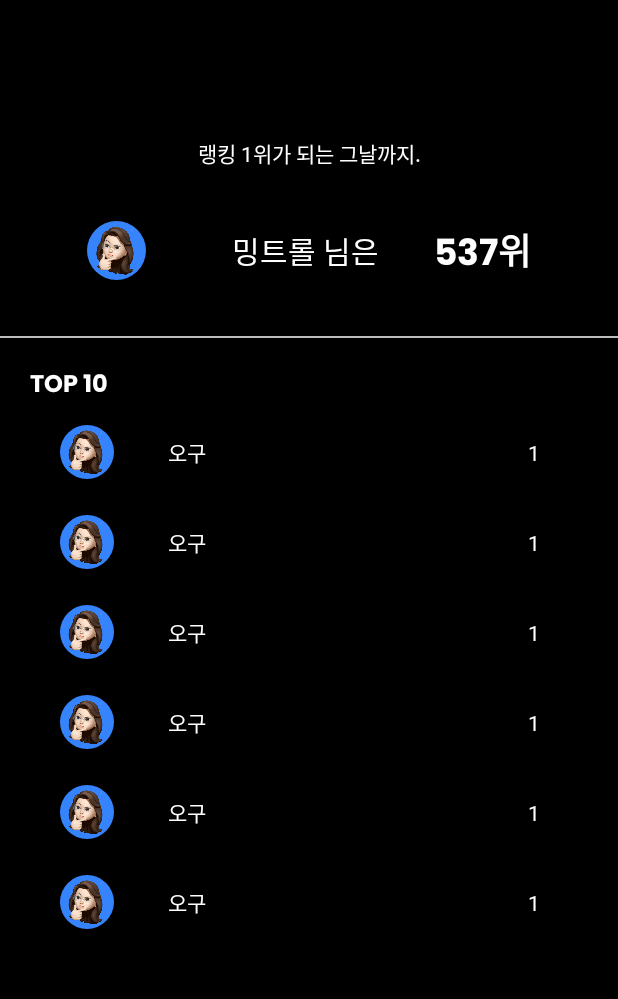
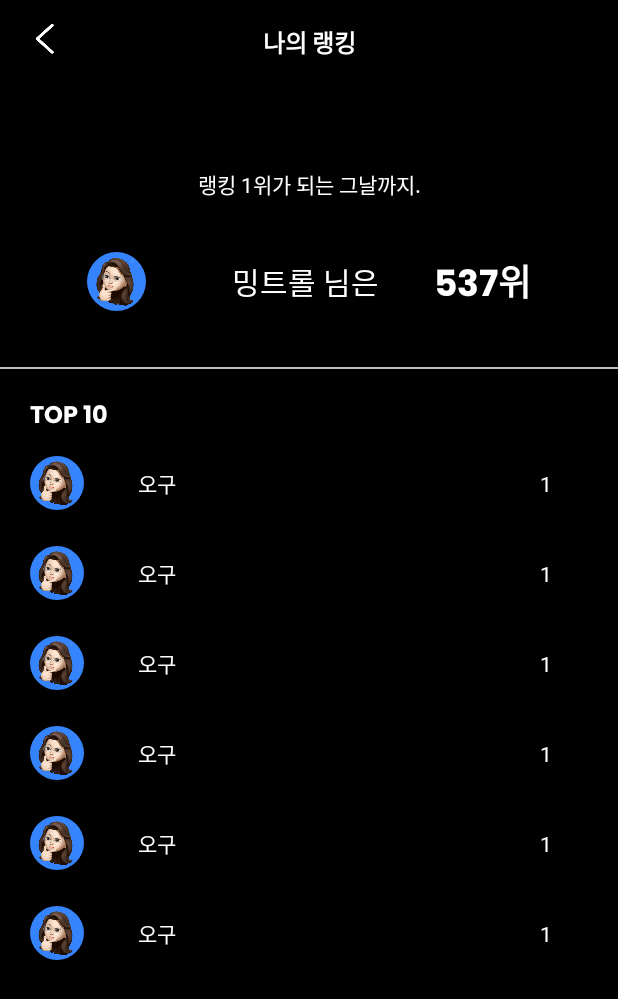
Before and after one commit to koreahacks/2021-jcozy-Android, an Android app: the layout activity_mypage_ranking.xml on its own in the app's theme, with its tools: preview values and no code run, on a phone screen of 412 x 824 dp. Shown: the top 999 px of the screen. Run offline under Robolectric (Android 15) with nearby library versions, the phone set to English and light mode, and no system bars.

Commit message:
ranking 수정

```diff
--- a/Trolly/app/src/main/java/com/jcozy/trolly/network/RequestInterface.kt
+++ b/Trolly/app/src/main/java/com/jcozy/trolly/network/RequestInterface.kt
@@ -1 +1,5 @@
 package com.jcozy.trolly.network
+
+interface RequestInterface{
+
+}
--- a/Trolly/app/src/main/java/com/jcozy/trolly/ui/main/MainMainViewHolder.kt
+++ b/Trolly/app/src/main/java/com/jcozy/trolly/ui/main/MainMainViewHolder.kt
@@ -22,7 +22,7 @@ class MainMainViewHolder(itemView: View, val itemClick:(MainMainData, View) -> U
         mainmainIdx = myData.mainmainIdx
         Glide.with(itemView).load(myData.mainImg).into(mainImg)
         name.text = myData.name
-        level.text = "Lv" + myData.level.toString()
+        level.text = "Lv. " + myData.level.toString()
         people.text = myData.people.toString() + "명 참여"
 
         itemView.setOnClickListener { itemClick(myData, itemView) }
--- a/Trolly/app/src/main/java/com/jcozy/trolly/ui/main/MainSubViewHolder.kt
+++ b/Trolly/app/src/main/java/com/jcozy/trolly/ui/main/MainSubViewHolder.kt
@@ -22,7 +22,7 @@ class MainSubViewHolder(itemView: View, val itemClick:(MainSubData, View) -> Uni
         subIdx = myData.subIdx
         Glide.with(itemView).load(myData.mainImg).into(mainImg)
         name.text = myData.name
-        level.text = myData.level.toString()
+        level.text = "Lv. " + myData.level.toString()
         people.text = myData.people.toString() + "명 참여"
         itemView.setOnClickListener { itemClick(myData, itemView) }
     }
--- a/Trolly/app/src/main/java/com/jcozy/trolly/ui/main/MainTimeAttackViewHolder.kt
+++ b/Trolly/app/src/main/java/com/jcozy/trolly/ui/main/MainTimeAttackViewHolder.kt
@@ -9,7 +9,7 @@ import com.jcozy.trolly.network.responseData.MainTimeAttackData
 import com.jcozy.trolly.R
 import kotlin.properties.Delegates
 
-class MainTimeAttackViewHolder(itemView: View/*, val itemClick:(MainTimeAttackData, View) -> Unit*/) : RecyclerView.ViewHolder(itemView){
+class MainTimeAttackViewHolder(itemView: View, val itemClick:(MainTimeAttackData, View) -> Unit) : RecyclerView.ViewHolder(itemView){
 
     var timeattackIdx by Delegates.notNull<Int>()
     var mainImg : ImageView = itemView.findViewById(R.id.time_img)
--- a/Trolly/app/src/main/res/layout/activity_mypage_ranking.xml
+++ b/Trolly/app/src/main/res/layout/activity_mypage_ranking.xml
@@ -6,11 +6,38 @@
     xmlns:tools="http://schemas.android.com/tools"
     android:background="@color/black">
 
-    <androidx.appcompat.widget.Toolbar
-        android:id="@+id/tb_mypage_ranking"
+    <androidx.constraintlayout.widget.ConstraintLayout
         android:layout_width="match_parent"
-        android:layout_height="56dp"
-        app:layout_constraintTop_toTopOf="parent" />
+        android:layout_height="wrap_content"
+        android:layout_marginTop="0dp"
+        app:layout_constraintTop_toTopOf="parent"
+        app:layout_constraintStart_toStartOf="parent"
+        >
+
+        <ImageView
+            android:id="@+id/ic_mypage_before"
+            android:layout_width="wrap_content"
+            android:layout_height="wrap_content"
+            android:src="@drawable/ic_mypage_before"
+            android:padding="10dp"
+            app:layout_constraintTop_toTopOf="parent"
+            android:layout_marginTop="6dp"
+            app:layout_constraintStart_toStartOf="parent"
+            android:layout_marginStart="14dp"/>
+
+        <TextView
+            android:layout_width="wrap_content"
+            android:layout_height="wrap_content"
+            android:fontFamily="@font/poppins_bold"
+            android:text="나의 랭킹"
+            android:textColor="@color/white"
+            android:textSize="16dp"
+            app:layout_constraintEnd_toEndOf="parent"
+            app:layout_constraintStart_toStartOf="parent"
+            app:layout_constraintTop_toTopOf="parent"
+            android:layout_marginTop="16dp"/>
+
+    </androidx.constraintlayout.widget.ConstraintLayout>
 
     <androidx.core.widget.NestedScrollView
         android:layout_width="match_parent"
@@ -19,7 +46,7 @@
         android:descendantFocusability="blocksDescendants"
         android:fillViewport="true"
         android:overScrollMode="never"
-        android:layout_marginTop="91dp"
+        android:layout_marginTop="56dp"
         app:layout_constraintTop_toTopOf="parent"
         app:layout_constraintStart_toStartOf="parent"
         tools:layout_editor_absoluteX="0dp">
@@ -36,6 +63,7 @@
             android:textColor="@color/white"
             android:textSize="14dp"
             android:textAlignment="center"
+            android:layout_marginTop="56dp"
             app:layout_constraintTop_toTopOf="parent"
             app:layout_constraintStart_toStartOf="@+id/start_guideline_mypage_ranking"
             app:layout_constraintEnd_toEndOf="@id/end_guideline_mypage_ranking"
@@ -113,7 +141,6 @@
             app:layout_constraintBottom_toBottomOf="parent"
             android:clipToPadding="false"
             android:layout_marginBottom="99dp"
-            android:paddingHorizontal="20dp"
             android:overScrollMode="never"
             android:orientation="vertical"
             tools:itemCount="10"
--- a/Trolly/app/src/main/res/layout/item_ranking.xml
+++ b/Trolly/app/src/main/res/layout/item_ranking.xml
@@ -40,7 +40,7 @@
         app:layout_constraintEnd_toEndOf="parent"
         app:layout_constraintTop_toTopOf="parent"
         app:layout_constraintBottom_toBottomOf="parent"
-        android:layout_marginEnd="12dp"/>
+        android:layout_marginEnd="24dp"/>
 
 
 </androidx.constraintlayout.widget.ConstraintLayout>
```
Also changed, not shown: Trolly/app/src/main/java/com/jcozy/trolly/mypage/MypageRankingActivity.kt (+54 -7 lines), Trolly/app/src/main/java/com/jcozy/trolly/ui/main/MainActivity.kt (+38 -24 lines), Trolly/app/src/main/java/com/jcozy/trolly/ui/main/MainTimeAttackAdapter.kt (+4 -3 lines).
